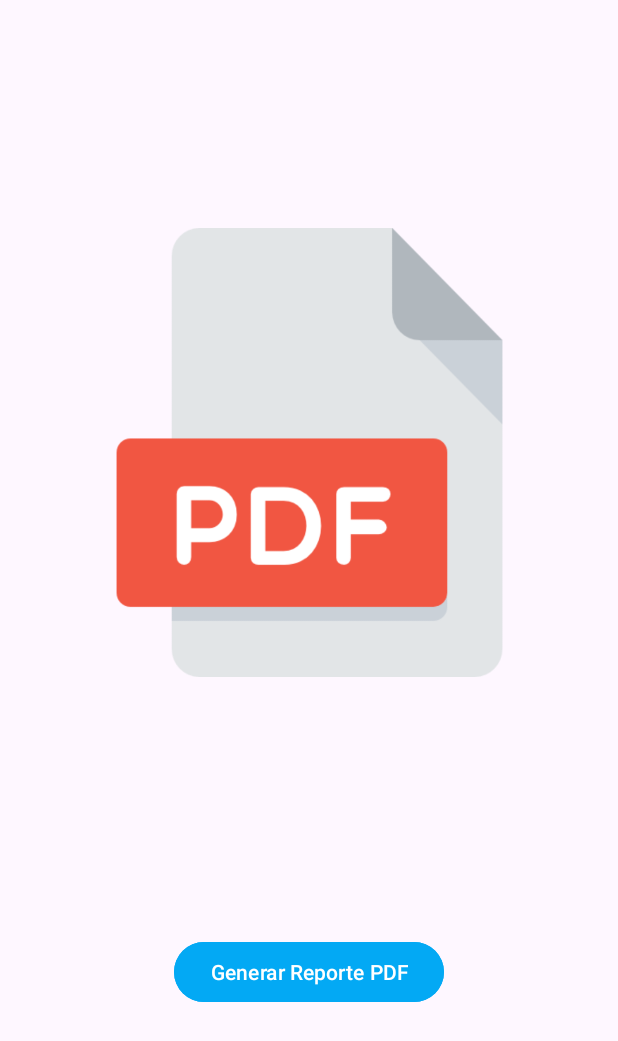
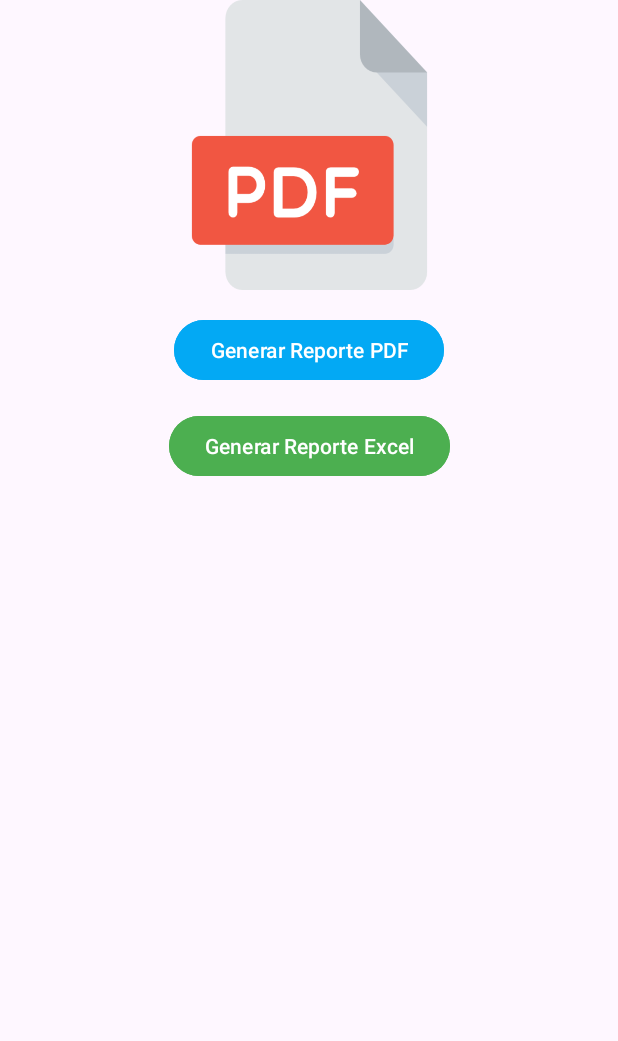
Before and after one commit to EdgarAHA/SecurityMerch, an Android app: the fragment ReporteFragment shown on its own in the app's theme, on a phone screen of 412 x 824 dp. Shown: the top 1041 px of the screen. Run offline under Robolectric (Android 15) with nearby library versions, the phone set to English and light mode, and no system bars; our stand-ins replace Firebase (no records; nobody signed in at launch, a user with empty details on screens opened directly); libraries missing offline, so code that uses them is left out: com.itextpdf.kernel, com.itextpdf.layout, org.apache.poi.

Commit message:
actualizar29

```diff
--- a/app/src/main/res/layout/fragment_reporte.xml
+++ b/app/src/main/res/layout/fragment_reporte.xml
@@ -1,32 +1,48 @@
 <?xml version="1.0" encoding="utf-8"?>
-<androidx.constraintlayout.widget.ConstraintLayout xmlns:android="http://schemas.android.com/apk/res/android"
+<androidx.constraintlayout.widget.ConstraintLayout
+    xmlns:android="http://schemas.android.com/apk/res/android"
     xmlns:app="http://schemas.android.com/apk/res-auto"
     xmlns:tools="http://schemas.android.com/tools"
     android:layout_width="match_parent"
     android:layout_height="match_parent"
     tools:context=".ui.reporte.ReporteFragment">
 
+    <!-- Imagen para el PDF -->
     <ImageView
         android:id="@+id/image_pdf"
-        android:layout_width="294dp"
-        android:layout_height="299dp"
+        android:layout_width="179dp"
+        android:layout_height="193dp"
+        android:layout_marginTop="16dp"
+    android:layout_marginBottom="20dp"
     android:background="@drawable/pdf2"
     app:layout_constraintBottom_toTopOf="@+id/btn_generate_report"
     app:layout_constraintEnd_toEndOf="parent"
-        app:layout_constraintStart_toStartOf="parent"
-        app:layout_constraintTop_toTopOf="parent"
-        app:layout_constraintVertical_bias="0.5" />
+    app:layout_constraintStart_toStartOf="parent" />
 
+    <!-- Botón para generar PDF -->
     <Button
         android:id="@+id/btn_generate_report"
         android:layout_width="wrap_content"
         android:layout_height="wrap_content"
-        android:layout_marginTop="20dp"
+        android:layout_marginTop="16dp"
+    android:backgroundTint="#03A9F4"
     android:text="Generar Reporte PDF"
-        android:backgroundTint="#03A9F4"
     android:textColor="#FFFFFF"
-        app:layout_constraintBottom_toBottomOf="parent"
+    app:layout_constraintTop_toBottomOf="@id/image_pdf"
     app:layout_constraintEnd_toEndOf="parent"
-        app:layout_constraintStart_toStartOf="parent"
-        app:layout_constraintTop_toBottomOf="@id/image_pdf" />
+    app:layout_constraintStart_toStartOf="parent" />
+
+    <!-- Botón para generar Excel -->
+    <Button
+        android:id="@+id/btn_generate_excel"
+        android:layout_width="wrap_content"
+        android:layout_height="wrap_content"
+        android:layout_marginTop="16dp"
+    android:backgroundTint="#4CAF50"
+    android:text="Generar Reporte Excel"
+    android:textColor="#FFFFFF"
+    app:layout_constraintTop_toBottomOf="@id/btn_generate_report"
+    app:layout_constraintEnd_toEndOf="parent"
+    app:layout_constraintStart_toStartOf="parent" />
+
 </androidx.constraintlayout.widget.ConstraintLayout>
```
Also changed, not shown: app/build.gradle.kts (+7 -1 lines), app/src/main/java/com/example/securitymerch/ui/reporte/ReporteFragment.java (+81 -7 lines). Lines whose indentation alone changed are shown as unchanged.
